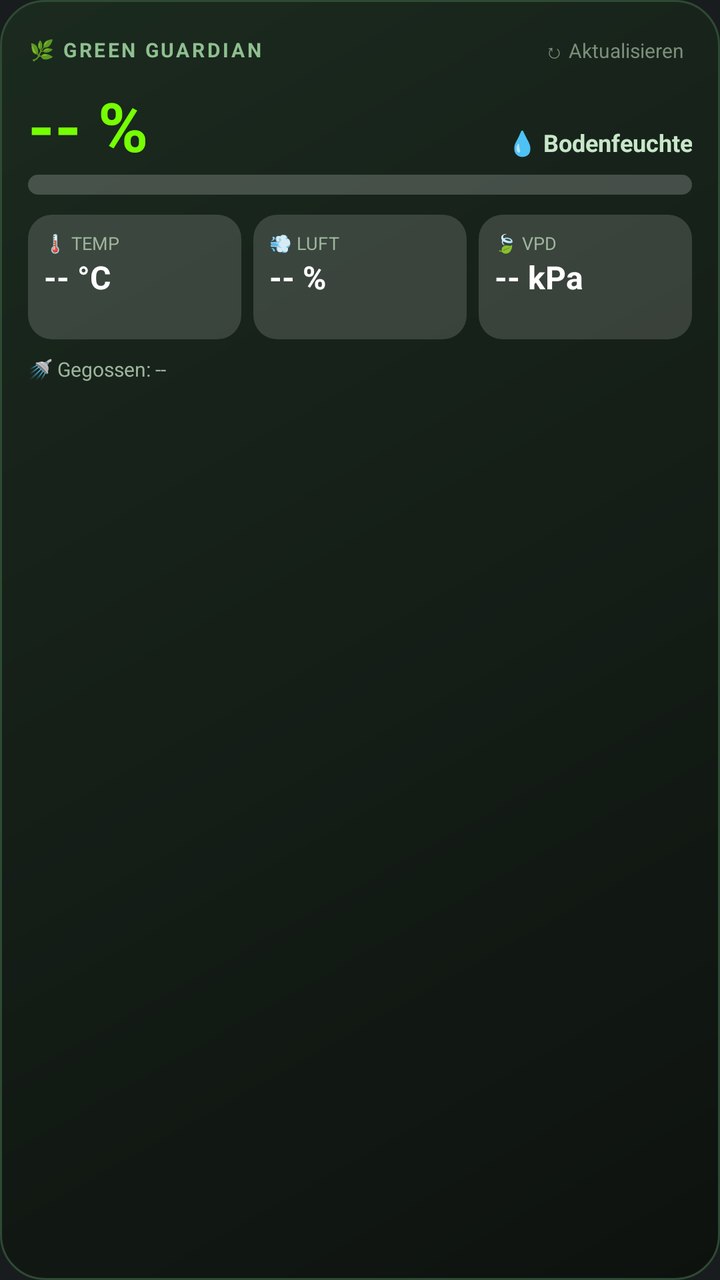
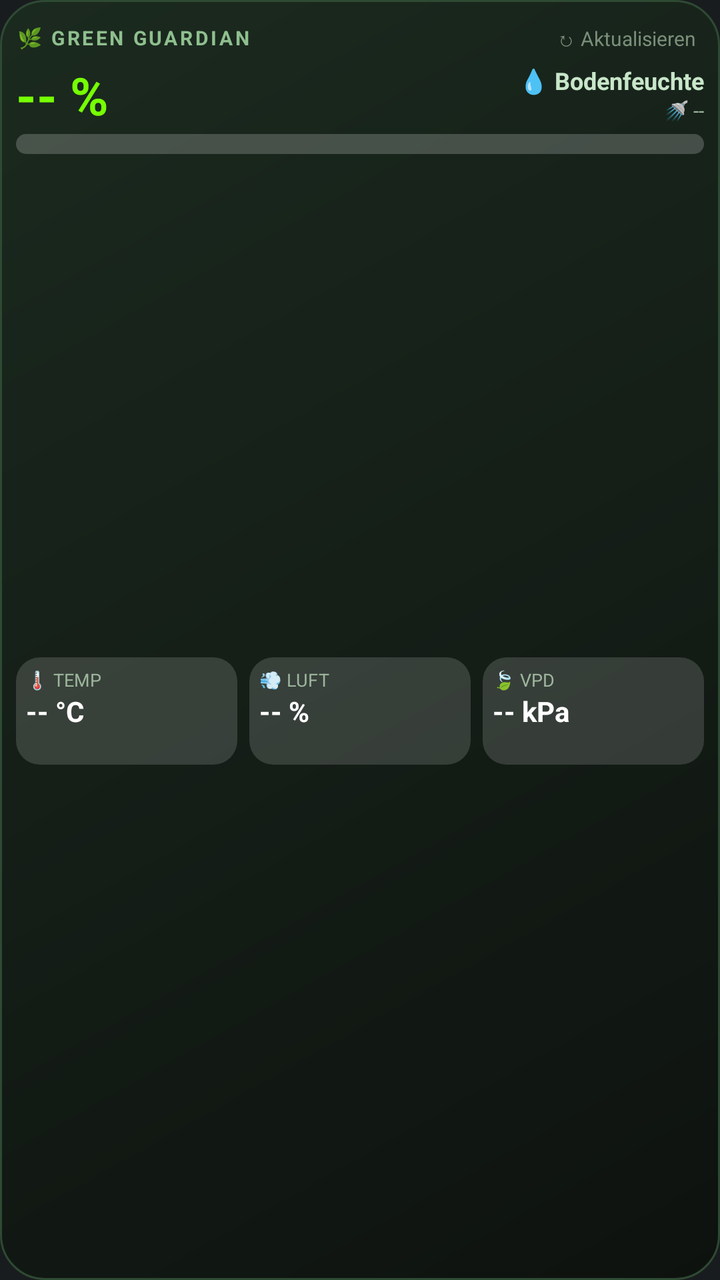

Before-and-after screenshots of an Android layout around one commit, followed by the original layout XML and the change that was made.
<!-- AndroidManifest.xml: application theme android:Theme.DeviceDefault -->
<!-- res/layout/widget_layout.xml -->
<?xml version="1.0" encoding="utf-8"?>
<LinearLayout xmlns:android="http://schemas.android.com/apk/res/android"
    android:id="@+id/widget_root"
    android:layout_width="match_parent"
    android:layout_height="match_parent"
    android:orientation="vertical"
    android:background="@drawable/widget_bg"
    android:padding="14dp">

    
    <LinearLayout
        android:layout_width="match_parent"
        android:layout_height="wrap_content"
        android:orientation="horizontal"
        android:gravity="center_vertical">

        <TextView
            android:layout_width="0dp"
            android:layout_height="wrap_content"
            android:layout_weight="1"
            android:text="🌿 GREEN GUARDIAN"
            android:textColor="#8FBF8F"
            android:textSize="10sp"
            android:textStyle="bold"
            android:letterSpacing="0.12" />

        <TextView
            android:id="@+id/tv_status"
            android:layout_width="wrap_content"
            android:layout_height="wrap_content"
            android:text="↻ Aktualisieren"
            android:padding="4dp"
            android:textColor="#7A8F7A"
            android:textSize="10sp" />
    </LinearLayout>

    
    <LinearLayout
        android:layout_width="match_parent"
        android:layout_height="wrap_content"
        android:orientation="horizontal"
        android:gravity="bottom"
        android:layout_marginTop="4dp">

        <TextView
            android:id="@+id/tv_moisture"
            android:layout_width="wrap_content"
            android:layout_height="wrap_content"
            android:text="-- %"
            android:textColor="#76FF03"
            android:textSize="34sp"
            android:textStyle="bold" />

        <TextView
            android:id="@+id/tv_soil_state"
            android:layout_width="0dp"
            android:layout_height="wrap_content"
            android:layout_weight="1"
            android:gravity="end"
            android:paddingBottom="6dp"
            android:text="💧 Bodenfeuchte"
            android:textColor="#C8E6C9"
            android:textSize="12sp"
            android:textStyle="bold" />
    </LinearLayout>

    <FrameLayout
        android:layout_width="match_parent"
        android:layout_height="10dp"
        android:layout_marginTop="2dp">

        <ProgressBar
            android:id="@+id/bar_green"
            style="?android:attr/progressBarStyleHorizontal"
            android:layout_width="match_parent"
            android:layout_height="10dp"
            android:max="100"
            android:progressDrawable="@drawable/bar_green" />

        <ProgressBar
            android:id="@+id/bar_orange"
            style="?android:attr/progressBarStyleHorizontal"
            android:layout_width="match_parent"
            android:layout_height="10dp"
            android:max="100"
            android:visibility="gone"
            android:progressDrawable="@drawable/bar_orange" />

        <ProgressBar
            android:id="@+id/bar_red"
            style="?android:attr/progressBarStyleHorizontal"
            android:layout_width="match_parent"
            android:layout_height="10dp"
            android:max="100"
            android:visibility="gone"
            android:progressDrawable="@drawable/bar_red" />
    </FrameLayout>

    
    <LinearLayout
        android:layout_width="match_parent"
        android:layout_height="wrap_content"
        android:orientation="horizontal"
        android:layout_marginTop="10dp">

        <LinearLayout
            android:layout_width="0dp"
            android:layout_height="wrap_content"
            android:layout_weight="1"
            android:orientation="vertical"
            android:background="@drawable/tile_bg"
            android:padding="8dp">
            <TextView
                android:layout_width="wrap_content"
                android:layout_height="wrap_content"
                android:text="🌡️ TEMP"
                android:textColor="#9DB59D"
                android:textSize="9sp" />
            <TextView
                android:id="@+id/tv_temp"
                android:layout_width="wrap_content"
                android:layout_height="wrap_content"
                android:text="-- °C"
                android:textColor="#FFFFFF"
                android:textSize="16sp"
                android:textStyle="bold" />
            <TextView
                android:id="@+id/tv_temp_mm"
                android:layout_width="wrap_content"
                android:layout_height="wrap_content"
                android:text=""
                android:textColor="#7A8F7A"
                android:textSize="9sp" />
        </LinearLayout>

        <LinearLayout
            android:layout_width="0dp"
            android:layout_height="wrap_content"
            android:layout_weight="1"
            android:orientation="vertical"
            android:background="@drawable/tile_bg"
            android:layout_marginStart="6dp"
            android:padding="8dp">
            <TextView
                android:layout_width="wrap_content"
                android:layout_height="wrap_content"
                android:text="💨 LUFT"
                android:textColor="#9DB59D"
                android:textSize="9sp" />
            <TextView
                android:id="@+id/tv_humidity"
                android:layout_width="wrap_content"
                android:layout_height="wrap_content"
                android:text="-- %"
                android:textColor="#FFFFFF"
                android:textSize="16sp"
                android:textStyle="bold" />
            <TextView
                android:id="@+id/tv_hum_mm"
                android:layout_width="wrap_content"
                android:layout_height="wrap_content"
                android:text=""
                android:textColor="#7A8F7A"
                android:textSize="9sp" />
        </LinearLayout>

        <LinearLayout
            android:layout_width="0dp"
            android:layout_height="wrap_content"
            android:layout_weight="1"
            android:orientation="vertical"
            android:background="@drawable/tile_bg"
            android:layout_marginStart="6dp"
            android:padding="8dp">
            <TextView
                android:layout_width="wrap_content"
                android:layout_height="wrap_content"
                android:text="🍃 VPD"
                android:textColor="#9DB59D"
                android:textSize="9sp" />
            <TextView
                android:id="@+id/tv_vpd"
                android:layout_width="wrap_content"
                android:layout_height="wrap_content"
                android:text="-- kPa"
                android:textColor="#FFFFFF"
                android:textSize="16sp"
                android:textStyle="bold" />
            <TextView
                android:id="@+id/tv_vpd_stage"
                android:layout_width="wrap_content"
                android:layout_height="wrap_content"
                android:text=""
                android:textColor="#7A8F7A"
                android:textSize="9sp"
                android:singleLine="true" />
        </LinearLayout>
    </LinearLayout>

    
    <LinearLayout
        android:layout_width="match_parent"
        android:layout_height="wrap_content"
        android:orientation="horizontal"
        android:layout_marginTop="8dp">

        <TextView
            android:id="@+id/tv_watered"
            android:layout_width="0dp"
            android:layout_height="wrap_content"
            android:layout_weight="1"
            android:text="🚿 Gegossen: --"
            android:textColor="#9DB59D"
            android:textSize="10sp" />

        <TextView
            android:id="@+id/tv_soil_mm"
            android:layout_width="wrap_content"
            android:layout_height="wrap_content"
            android:text=""
            android:textColor="#9DB59D"
            android:textSize="10sp" />
    </LinearLayout>
</LinearLayout>
<!-- resources referenced by this layout -->
<resources>
  <!-- drawable bar_green (drawable) -->
  <?xml version="1.0" encoding="utf-8"?>
  <layer-list xmlns:android="http://schemas.android.com/apk/res/android">
      <item android:id="@android:id/background">
          <shape android:shape="rectangle">
              <solid android:color="#33FFFFFF" />
              <corners android:radius="5dp" />
          </shape>
      </item>
      <item android:id="@android:id/progress">
          <clip>
              <shape android:shape="rectangle">
                  <solid android:color="#76FF03" />
                  <corners android:radius="5dp" />
              </shape>
          </clip>
      </item>
  </layer-list>
  <!-- drawable bar_orange (drawable) -->
  <?xml version="1.0" encoding="utf-8"?>
  <layer-list xmlns:android="http://schemas.android.com/apk/res/android">
      <item android:id="@android:id/background">
          <shape android:shape="rectangle">
              <solid android:color="#33FFFFFF" />
              <corners android:radius="5dp" />
          </shape>
      </item>
      <item android:id="@android:id/progress">
          <clip>
              <shape android:shape="rectangle">
                  <solid android:color="#FFAB00" />
                  <corners android:radius="5dp" />
              </shape>
          </clip>
      </item>
  </layer-list>
  <!-- drawable bar_red (drawable) -->
  <?xml version="1.0" encoding="utf-8"?>
  <layer-list xmlns:android="http://schemas.android.com/apk/res/android">
      <item android:id="@android:id/background">
          <shape android:shape="rectangle">
              <solid android:color="#33FFFFFF" />
              <corners android:radius="5dp" />
          </shape>
      </item>
      <item android:id="@android:id/progress">
          <clip>
              <shape android:shape="rectangle">
                  <solid android:color="#FF5252" />
                  <corners android:radius="5dp" />
              </shape>
          </clip>
      </item>
  </layer-list>
  <!-- drawable tile_bg (drawable) -->
  <?xml version="1.0" encoding="utf-8"?>
  <shape xmlns:android="http://schemas.android.com/apk/res/android" android:shape="rectangle">
      <solid android:color="#26FFFFFF" />
      <corners android:radius="12dp" />
  </shape>
  <!-- drawable widget_bg (drawable) -->
  <?xml version="1.0" encoding="utf-8"?>
  <shape xmlns:android="http://schemas.android.com/apk/res/android" android:shape="rectangle">
      <gradient
          android:angle="315"
          android:startColor="#1B2A1F"
          android:endColor="#0E120F" />
      <corners android:radius="22dp" />
      <stroke android:width="1dp" android:color="#2E4A33" />
  </shape>
</resources>

<!-- the commit's change to res/layout/widget_layout.xml (unified diff, before → after) -->
@@ -5,7 +5,7 @@
     android:layout_height="match_parent"
     android:orientation="vertical"
     android:background="@drawable/widget_bg"
-    android:padding="14dp">
+    android:padding="8dp">
 
     
     <LinearLayout
@@ -40,7 +40,7 @@
         android:layout_height="wrap_content"
         android:orientation="horizontal"
         android:gravity="bottom"
-        android:layout_marginTop="4dp">
+        android:layout_marginTop="0dp">
 
         <TextView
             android:id="@+id/tv_moisture"
@@ -48,20 +48,33 @@
             android:layout_height="wrap_content"
             android:text="-- %"
             android:textColor="#76FF03"
-            android:textSize="34sp"
+            android:textSize="26sp"
             android:textStyle="bold" />
 
-        <TextView
-            android:id="@+id/tv_soil_state"
-            android:layout_width="0dp"
-            android:layout_height="wrap_content"
-            android:layout_weight="1"
+        <LinearLayout
+            android:layout_width="0dp"
+            android:layout_height="wrap_content"
+            android:layout_weight="1"
+            android:orientation="vertical"
             android:gravity="end"
-            android:paddingBottom="6dp"
-            android:text="💧 Bodenfeuchte"
-            android:textColor="#C8E6C9"
-            android:textSize="12sp"
-            android:textStyle="bold" />
+            android:paddingBottom="3dp">
+            <TextView
+                android:id="@+id/tv_soil_state"
+                android:layout_width="wrap_content"
+                android:layout_height="wrap_content"
+                android:text="💧 Bodenfeuchte"
+                android:textColor="#C8E6C9"
+                android:textSize="12sp"
+                android:textStyle="bold" />
+            <TextView
+                android:id="@+id/tv_watered"
+                android:layout_width="wrap_content"
+                android:layout_height="wrap_content"
+                android:singleLine="true"
+                android:text="🚿 --"
+                android:textColor="#9DB59D"
+                android:textSize="10sp" />
+        </LinearLayout>
     </LinearLayout>
 
     <FrameLayout
@@ -99,9 +112,12 @@
     
     <LinearLayout
         android:layout_width="match_parent"
-        android:layout_height="wrap_content"
+        android:layout_height="0dp"
+        android:layout_weight="1"
+        android:gravity="center_vertical"
         android:orientation="horizontal"
-        android:layout_marginTop="10dp">
+        android:layout_marginTop="4dp"
+        android:layout_marginBottom="2dp">
 
         <LinearLayout
             android:layout_width="0dp"
@@ -109,7 +125,7 @@
             android:layout_weight="1"
             android:orientation="vertical"
             android:background="@drawable/tile_bg"
-            android:padding="8dp">
+            android:padding="5dp">
             <TextView
                 android:layout_width="wrap_content"
                 android:layout_height="wrap_content"
@@ -122,12 +138,13 @@
                 android:layout_height="wrap_content"
                 android:text="-- °C"
                 android:textColor="#FFFFFF"
-                android:textSize="16sp"
+                android:textSize="14sp"
                 android:textStyle="bold" />
             <TextView
                 android:id="@+id/tv_temp_mm"
                 android:layout_width="wrap_content"
                 android:layout_height="wrap_content"
+                android:singleLine="true"
                 android:text=""
                 android:textColor="#7A8F7A"
                 android:textSize="9sp" />
@@ -140,7 +157,7 @@
             android:orientation="vertical"
             android:background="@drawable/tile_bg"
             android:layout_marginStart="6dp"
-            android:padding="8dp">
+            android:padding="5dp">
             <TextView
                 android:layout_width="wrap_content"
                 android:layout_height="wrap_content"
@@ -153,12 +170,13 @@
                 android:layout_height="wrap_content"
                 android:text="-- %"
                 android:textColor="#FFFFFF"
-                android:textSize="16sp"
+                android:textSize="14sp"
                 android:textStyle="bold" />
             <TextView
                 android:id="@+id/tv_hum_mm"
                 android:layout_width="wrap_content"
                 android:layout_height="wrap_content"
+                android:singleLine="true"
                 android:text=""
                 android:textColor="#7A8F7A"
                 android:textSize="9sp" />
@@ -171,7 +189,7 @@
             android:orientation="vertical"
             android:background="@drawable/tile_bg"
             android:layout_marginStart="6dp"
-            android:padding="8dp">
+            android:padding="5dp">
             <TextView
                 android:layout_width="wrap_content"
                 android:layout_height="wrap_content"
@@ -184,7 +202,7 @@
                 android:layout_height="wrap_content"
                 android:text="-- kPa"
                 android:textColor="#FFFFFF"
-                android:textSize="16sp"
+                android:textSize="14sp"
                 android:textStyle="bold" />
             <TextView
                 android:id="@+id/tv_vpd_stage"
@@ -197,28 +215,4 @@
         </LinearLayout>
     </LinearLayout>
 
-    
-    <LinearLayout
-        android:layout_width="match_parent"
-        android:layout_height="wrap_content"
-        android:orientation="horizontal"
-        android:layout_marginTop="8dp">
-
-        <TextView
-            android:id="@+id/tv_watered"
-            android:layout_width="0dp"
-            android:layout_height="wrap_content"
-            android:layout_weight="1"
-            android:text="🚿 Gegossen: --"
-            android:textColor="#9DB59D"
-            android:textSize="10sp" />
-
-        <TextView
-            android:id="@+id/tv_soil_mm"
-            android:layout_width="wrap_content"
-            android:layout_height="wrap_content"
-            android:text=""
-            android:textColor="#9DB59D"
-            android:textSize="10sp" />
-    </LinearLayout>
 </LinearLayout>
